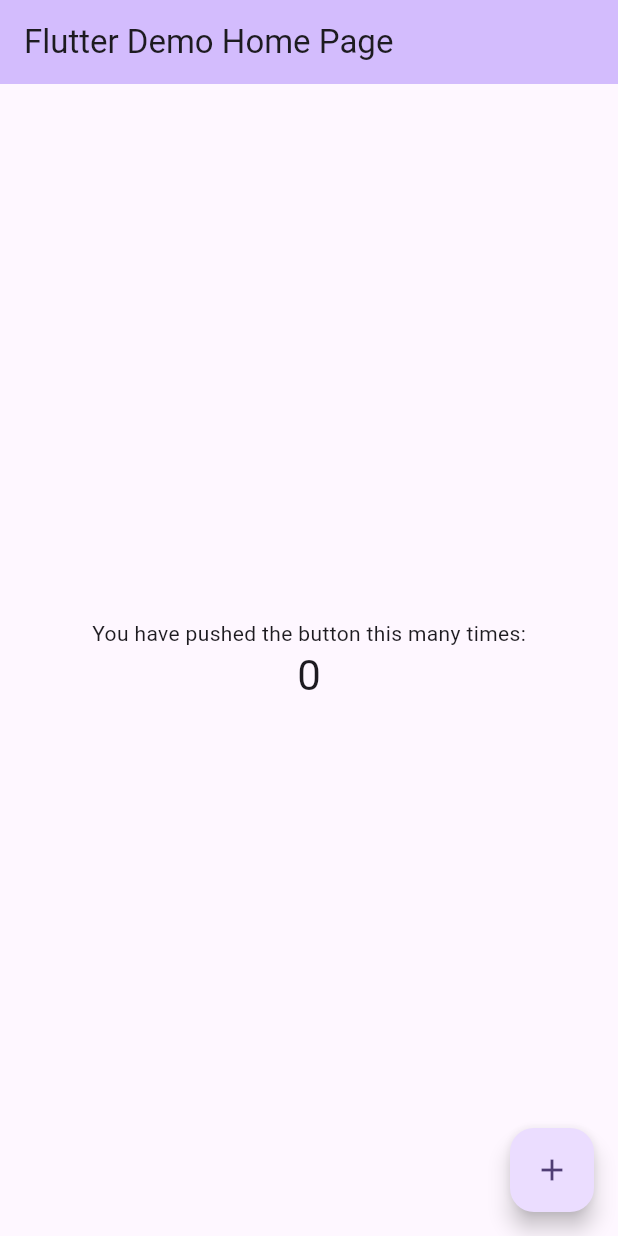
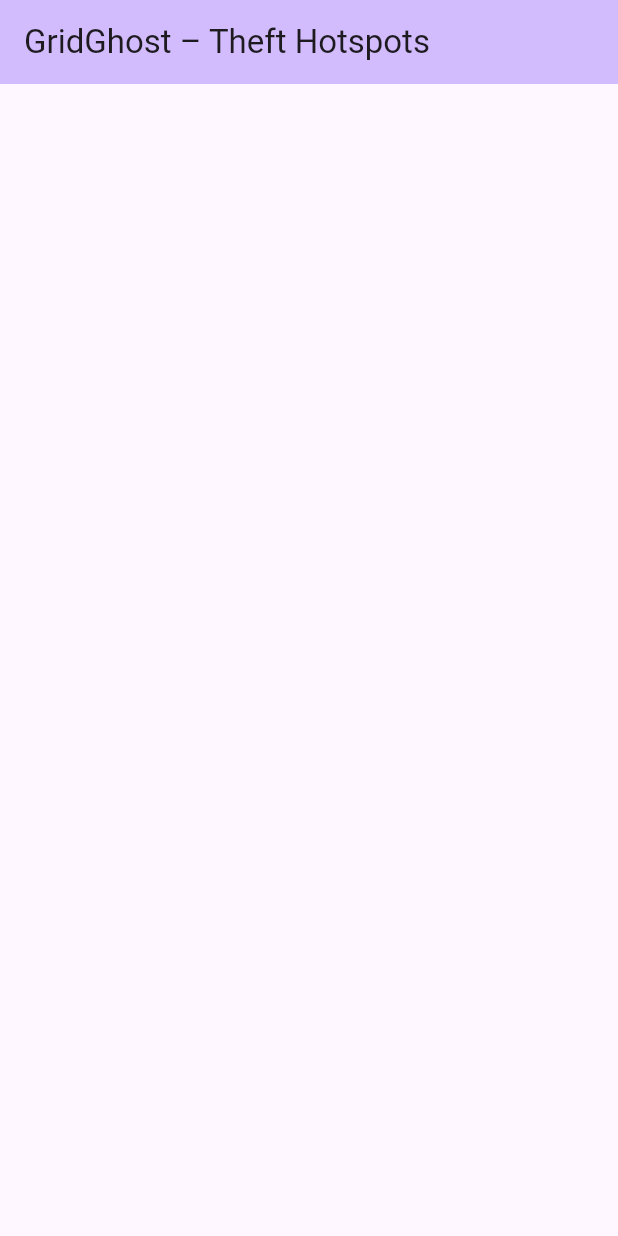
Before and after one commit to Vipul-0503/gridghost-main, a Flutter app: the screen it shows after launch, on a phone screen of 412 x 824 dp. Run offline on Flutter 3.47's test engine with Material 3 defaults, Android fonts, the phone set to English and light mode, and no system bars; our stand-ins replace cloud_firestore, firebase_core; accounts and stored records are empty.

Commit message:
Backend + Firebase setup and hotspot visualization

```diff
--- a/lib/main.dart
+++ b/lib/main.dart
@@ -1,128 +1,42 @@
 import 'package:flutter/material.dart';
 import 'package:firebase_core/firebase_core.dart';
 import 'firebase_options.dart';
-import 'package:firebase_auth/firebase_auth.dart';
+import 'ui/hotspot_list.dart';
 
 void main() async {
   WidgetsFlutterBinding.ensureInitialized();
   await Firebase.initializeApp(options: DefaultFirebaseOptions.currentPlatform);
-  print(FirebaseAuth.instance);
   runApp(const MyApp());
 }
 
 class MyApp extends StatelessWidget {
   const MyApp({super.key});
 
-  // This widget is the root of your application.
   @override
   Widget build(BuildContext context) {
     return MaterialApp(
-      title: 'Flutter Demo',
+      debugShowCheckedModeBanner: false,
+      title: 'GridGhost',
       theme: ThemeData(
-        // This is the theme of your application.
-        //
-        // TRY THIS: Try running your application with "flutter run". You'll see
-        // the application has a purple toolbar. Then, without quitting the app,
-        // try changing the seedColor in the colorScheme below to Colors.green
-        // and then invoke "hot reload" (save your changes or press the "hot
-        // reload" button in a Flutter-supported IDE, or press "r" if you used
-        // the command line to start the app).
-        //
-        // Notice that the counter didn't reset back to zero; the application
-        // state is not lost during the reload. To reset the state, use hot
-        // restart instead.
-        //
-        // This works for code too, not just values: Most code changes can be
-        // tested with just a hot reload.
         colorScheme: ColorScheme.fromSeed(seedColor: Colors.deepPurple),
+        useMaterial3: true,
       ),
-      home: const MyHomePage(title: 'Flutter Demo Home Page'),
+      home: const HotspotHomePage(),
     );
   }
 }
 
-class MyHomePage extends StatefulWidget {
-  const MyHomePage({super.key, required this.title});
-
-  // This widget is the home page of your application. It is stateful, meaning
-  // that it has a State object (defined below) that contains fields that affect
-  // how it looks.
-
-  // This class is the configuration for the state. It holds the values (in this
-  // case the title) provided by the parent (in this case the App widget) and
-  // used by the build method of the State. Fields in a Widget subclass are
-  // always marked "final".
-
-  final String title;
-
-  @override
-  State<MyHomePage> createState() => _MyHomePageState();
-}
-
-class _MyHomePageState extends State<MyHomePage> {
-  int _counter = 0;
-
-  void _incrementCounter() {
-    setState(() {
-      // This call to setState tells the Flutter framework that something has
-      // changed in this State, which causes it to rerun the build method below
-      // so that the display can reflect the updated values. If we changed
-      // _counter without calling setState(), then the build method would not be
-      // called again, and so nothing would appear to happen.
-      _counter++;
-    });
-  }
+class HotspotHomePage extends StatelessWidget {
+  const HotspotHomePage({super.key});
 
   @override
   Widget build(BuildContext context) {
-    // This method is rerun every time setState is called, for instance as done
-    // by the _incrementCounter method above.
-    //
-    // The Flutter framework has been optimized to make rerunning build methods
-    // fast, so that you can just rebuild anything that needs updating rather
-    // than having to individually change instances of widgets.
     return Scaffold(
       appBar: AppBar(
-        // TRY THIS: Try changing the color here to a specific color (to
-        // Colors.amber, perhaps?) and trigger a hot reload to see the AppBar
-        // change color while the other colors stay the same.
+        title: const Text('GridGhost – Theft Hotspots'),
         backgroundColor: Theme.of(context).colorScheme.inversePrimary,
-        // Here we take the value from the MyHomePage object that was created by
-        // the App.build method, and use it to set our appbar title.
-        title: Text(widget.title),
       ),
-      body: Center(
-        // Center is a layout widget. It takes a single child and positions it
-        // in the middle of the parent.
-        child: Column(
-          // Column is also a layout widget. It takes a list of children and
-          // arranges them vertically. By default, it sizes itself to fit its
-          // children horizontally, and tries to be as tall as its parent.
-          //
-          // Column has various properties to control how it sizes itself and
-          // how it positions its children. Here we use mainAxisAlignment to
-          // center the children vertically; the main axis here is the vertical
-          // axis because Columns are vertical (the cross axis would be
-          // horizontal).
-          //
-          // TRY THIS: Invoke "debug painting" (choose the "Toggle Debug Paint"
-          // action in the IDE, or press "p" in the console), to see the
-          // wireframe for each widget.
-          mainAxisAlignment: MainAxisAlignment.center,
-          children: <Widget>[
-            const Text('You have pushed the button this many times:'),
-            Text(
-              '$_counter',
-              style: Theme.of(context).textTheme.headlineMedium,
-            ),
-          ],
-        ),
-      ),
-      floatingActionButton: FloatingActionButton(
-        onPressed: _incrementCounter,
-        tooltip: 'Increment',
-        child: const Icon(Icons.add),
-      ), // This trailing comma makes auto-formatting nicer for build methods.
+      body: const HotspotList(),
     );
   }
 }
--- /dev/null
+++ b/lib/ui/hotspot_list.dart
@@ -0,0 +1,39 @@
+import 'package:flutter/material.dart';
+import 'package:cloud_firestore/cloud_firestore.dart';
+
+class HotspotList extends StatelessWidget {
+  const HotspotList({super.key});
+
+  @override
+  Widget build(BuildContext context) {
+    return StreamBuilder<QuerySnapshot>(
+      stream: FirebaseFirestore.instance
+          .collection('theft_hotspots')
+          .where('city', isEqualTo: 'Jaipur')
+          .snapshots(),
+      builder: (context, snapshot) {
+        if (snapshot.hasError) {
+          return const Center(child: Text('Error loading hotspots'));
+        }
+
+        if (!snapshot.hasData) {
+          return const Center(child: CircularProgressIndicator());
+        }
+
+        final docs = snapshot.data!.docs;
+
+        return ListView.builder(
+          itemCount: docs.length,
+          itemBuilder: (context, index) {
+            final d = docs[index];
+
+            return ListTile(
+              title: Text('Risk score: ${d['risk_score']}'),
+              subtitle: Text('Lat: ${d['latitude']}, Lng: ${d['longitude']}'),
+            );
+          },
+        );
+      },
+    );
+  }
+}
--- a/pubspec.yaml
+++ b/pubspec.yaml
@@ -37,7 +37,7 @@ dependencies:
   firebase_core: ^3.6.0
   firebase_auth: ^5.3.0
   cupertino_icons: ^1.0.8
-
+  cloud_firestore: ^5.4.4
 dev_dependencies:
   flutter_test:
     sdk: flutter
```
Also changed, not shown: pubspec.lock, 15 other files.
